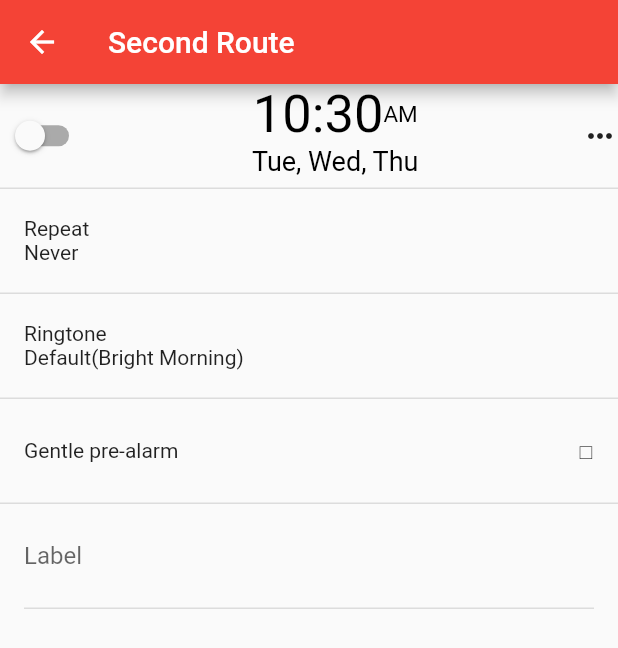
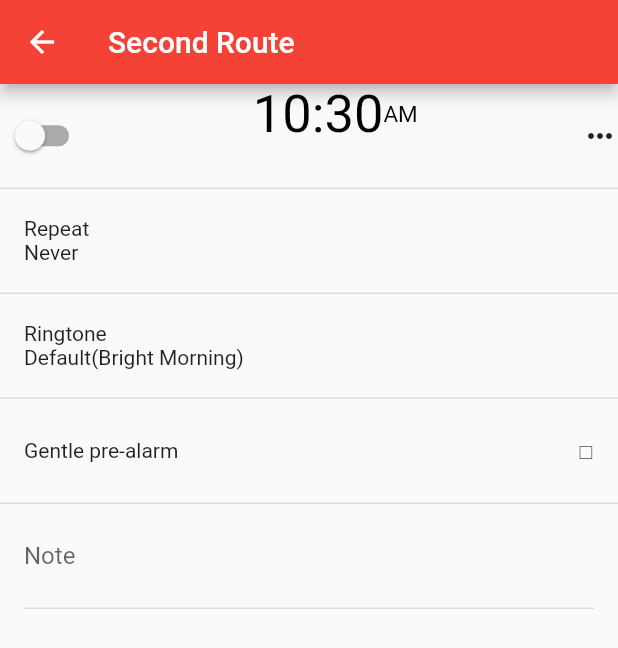
Before and after one commit to katsumeshi/flutter-alarm, a Flutter app: the SecondRoute screen opened directly, on a phone screen of 412 x 824 dp. Shown: the top 648 px of the screen. Run offline on Flutter 3.47's test engine with Material 2 defaults, Android fonts, the light colour scheme and no system bars; our stand-ins replace equatable, flutter_bloc, flutter_datetime_picker.

Commit message:
default alarm

```diff
--- a/lib/BLoC/alarm_bloc.dart
+++ b/lib/BLoC/alarm_bloc.dart
@@ -9,8 +9,6 @@ class AlarmsBloc extends Bloc<AlarmsEvent, AlarmsState> {
   List<Alarm> alarms = [Alarm()];
 
   AlarmsBloc() : super(AlarmsUninitialized());
-
-  // AlarmsBloc([]);
 
   @override
   Stream<AlarmsState> mapEventToState(AlarmsEvent event) async* {
@@ -35,35 +33,12 @@ class AlarmsBloc extends Bloc<AlarmsEvent, AlarmsState> {
   }
 
   Stream<AlarmsState> _mapAlarmUpdatedToState(UpdateAlarm event) async* {
-    // print("--------");
-    // print(event.updatedAlarm.days);
     if (state is AlarmsLoaded) {
-      //   final updatedTodos = (state as AlarmsLoaded).alarms.map((alarm) {
-      //     print(alarm);
-      //     return alarm.id == event.updatedAlarm.id ? event.updatedAlarm : alarm;
-      //   }).toList();
-      //   // print(updatedTodos);
-      //   yield AlarmsLoaded(updatedTodos);
-
-      //   alarms.forEach((element) {
-      //     print(element.days);
-      //   });
-      //   // await _saveTodos(updatedTodos);
-
       final updatedTodos = (state as AlarmsLoaded).alarms.map((alarm) {
         print(alarm);
         return alarm.id == event.updatedAlarm.id ? event.updatedAlarm : alarm;
       }).toList();
       yield AlarmsLoaded(updatedTodos);
-      print("ii[[[[date");
     }
-    // print(alarms[0].days);
-  }
-
-  Future _saveAlarms(List<Alarm> todos) {
-    return Future.value(todos);
-    // return todosRepository.saveTodos(
-    //   todos.map((todo) => todo.toEntity()).toList(),
-    // );
   }
 }
--- a/lib/DataLayar/alarm.dart
+++ b/lib/DataLayar/alarm.dart
@@ -1,3 +1,5 @@
+import 'dart:math';
+
 import 'package:equatable/equatable.dart';
 
 const defaultDays = {
@@ -15,33 +17,57 @@ class Alarm extends Equatable {
   final bool active;
   final DateTime time;
   final Map<String, bool> days;
+  final String note;
 
   Alarm.fromJson(Map json)
       : id = json['id'],
         active = json['active'],
         time = json['title'],
-        days = json['days'];
+        days = json['days'],
+        note = json['note'];
 
   Alarm(
-      {this.id = 0, this.active = false, DateTime time, Map<String, bool> days})
+      {this.id = 0,
+      this.active = false,
+      DateTime time,
+      Map<String, bool> days,
+      this.note = ""})
       : this.time = time ?? DateTime.now(),
         this.days = days ?? defaultDays;
 
   AlarmEntity toEntity() {
-    return AlarmEntity(id, active, time, days);
+    return AlarmEntity(id, active, time, days, note);
   }
 
-  Alarm copyWith({int id, bool active, DateTime time, Map<String, bool> days}) {
+  Alarm copyWith(
+      {int id,
+      bool active,
+      DateTime time,
+      Map<String, bool> days,
+      String note}) {
     return Alarm(
-      id: id ?? this.id,
-      active: active ?? this.active,
-      time: time ?? this.time,
-      days: days ?? this.days,
-    );
+        id: id ?? this.id,
+        active: active ?? this.active,
+        time: time ?? this.time,
+        days: days ?? this.days,
+        note: note ?? this.note);
+  }
+
+  String toDaysString() {
+    var ret = "";
+    days.forEach((key, value) {
+      if (value == true) {
+        ret += key.substring(0, 3) + ", ";
+      }
+    });
+    if (ret.length == 0) {
+      return ret;
+    }
+    return ret.substring(0, ret.length - 2);
   }
 
   @override
-  List<Object> get props => [id, active, time, days];
+  List<Object> get props => [id, active, time, days, note];
 }
 
 class AlarmEntity extends Equatable {
@@ -49,9 +75,10 @@ class AlarmEntity extends Equatable {
   final bool active;
   final DateTime time;
   final Map<String, bool> days;
+  final String note;
 
-  const AlarmEntity(this.id, this.active, this.time, this.days);
+  const AlarmEntity(this.id, this.active, this.time, this.days, this.note);
 
   @override
-  List<Object> get props => [id, active, time, days];
+  List<Object> get props => [id, active, time, days, note];
 }
--- a/lib/UI/add_screen.dart
+++ b/lib/UI/add_screen.dart
@@ -15,6 +15,7 @@ class SecondRoute extends StatelessWidget {
     return BlocBuilder<AlarmsBloc, AlarmsState>(builder: (context, state) {
       print("hogehoge loading");
       print((state as AlarmsLoaded).alarms[0].days);
+      print((state as AlarmsLoaded).alarms[0].note);
       return Scaffold(
           appBar: AppBar(
             title: Text("Second Route"),
@@ -26,6 +27,7 @@ class SecondRoute extends StatelessWidget {
   }
 
   Widget _listView(BuildContext context, Alarm alarm) {
+    final bloc = BlocProvider.of<AlarmsBloc>(context);
     return ListView(
       shrinkWrap: true,
       children: <Widget>[
@@ -72,9 +74,12 @@ class SecondRoute extends StatelessWidget {
           margin: const EdgeInsets.only(left: margin, right: margin),
           height: rowHeight,
           alignment: Alignment.centerLeft,
-          child: TextField(
+          child: TextFormField(
+              initialValue: alarm.note,
+              onFieldSubmitted: (String text) =>
+                  {bloc.add(UpdateAlarm(alarm.copyWith(note: text)))},
               decoration:
-                  InputDecoration(border: InputBorder.none, hintText: 'Label')),
+                  InputDecoration(border: InputBorder.none, hintText: 'Note')),
         )
       ],
     );
--- a/lib/UI/alarm_row.dart
+++ b/lib/UI/alarm_row.dart
@@ -15,7 +15,7 @@ Widget buildRow(BuildContext context) {
         value: alarm.active,
         activeColor: Colors.orange,
         activeTrackColor: Colors.red,
-        onChanged: (value) => print(value),
+        onChanged: (v) => {bloc.add(UpdateAlarm(alarm.copyWith(active: v)))},
       ),
       Expanded(
           child: InkWell(
@@ -39,7 +39,7 @@ Widget buildRow(BuildContext context) {
                       ),
                       textAlign: TextAlign.justify)
                 ]),
-                Text('Tue, Wed, Thu',
+                Text(alarm.toDaysString(),
                     style: TextStyle(
                       color: Colors.black,
                       fontSize: 18,
```
